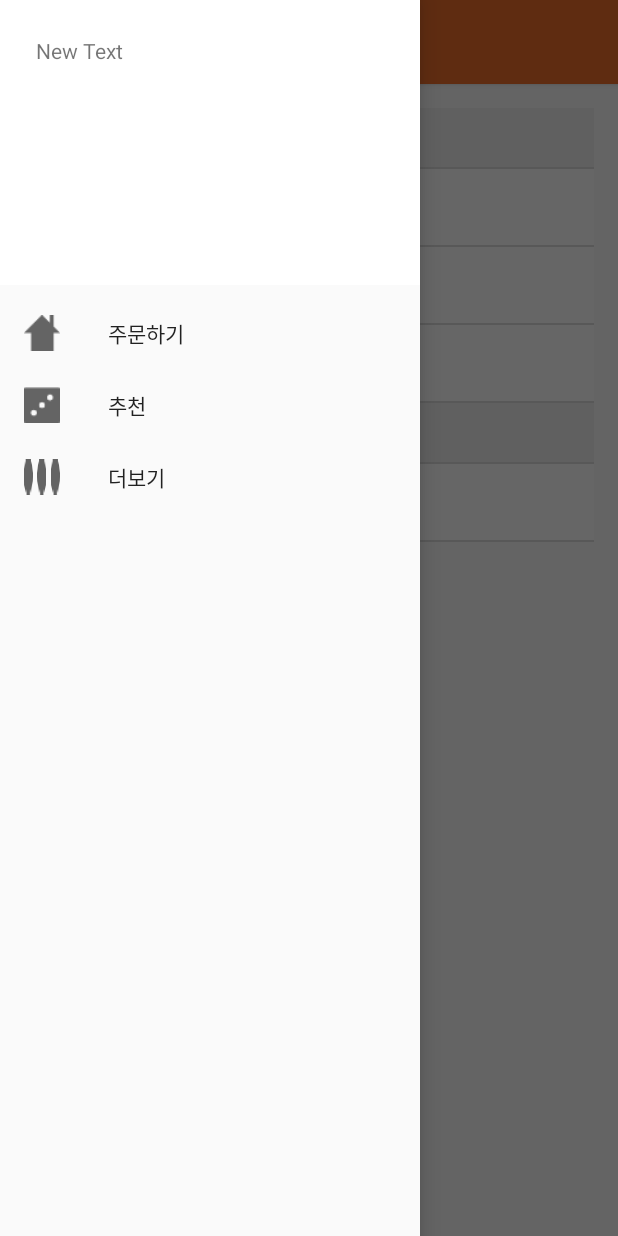
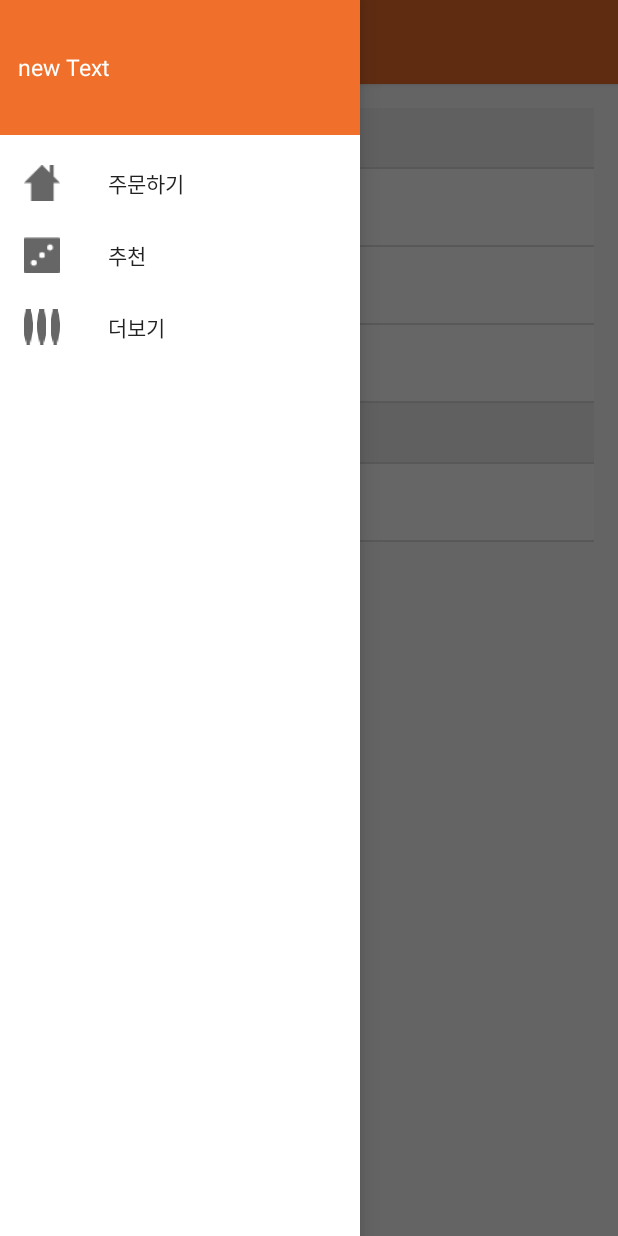
Before and after one commit to Carrot-Drone/Android-App-For-User, an Android app: the SeeMoreActivity screen opened directly, with no data from a screen before it, with the side drawer open, on a phone screen of 412 x 824 dp. Run offline under Robolectric (Android 15) with nearby library versions, the phone set to English and light mode, and no system bars; Roboto replaces fonts that are not available here; 1 statement that could not run was skipped.

Commit message:
added toolbar in MenuActivity and modified navigationView

```diff
--- a/app/src/main/java/com/lchpatners/shadal/MenuListActivity.java
+++ b/app/src/main/java/com/lchpatners/shadal/MenuListActivity.java
@@ -17,6 +17,7 @@ import android.view.animation.Animation;
 import android.view.animation.RotateAnimation;
 import android.widget.ListView;
 import android.widget.TextView;
+import android.support.v7.widget.Toolbar;
 
 import java.util.ArrayList;
 
@@ -39,12 +40,14 @@ public class MenuListActivity extends ActionBarActivity {
      */
     // ALERT: this is android.view.Menu, not com.lchpartners.shadal.Menu
     private Menu menu;
+    private Toolbar toolbar;
 
     @Override
     protected void onCreate(Bundle savedInstanceState) {
         super.onCreate(savedInstanceState);
         setContentView(R.layout.activity_menu_list);
 
+        toolbar = (Toolbar) findViewById(R.id.tool_bar);
         Intent intent = getIntent();
         restaurant = intent.getParcelableExtra("RESTAURANT");
 
@@ -137,7 +140,8 @@ public class MenuListActivity extends ActionBarActivity {
             DatabaseHelper helper = DatabaseHelper.getInstance(this);
             restaurant = helper.getRestaurantFromId(restaurant.getId());
 
-            getSupportActionBar().setTitle(restaurant.getName());
+            toolbar.setTitle(restaurant.getName());
+            setSupportActionBar(toolbar);
 
             final Server server = new Server(this);
             server.updateRestaurant(restaurant.getServerId(), restaurant.getUpdatedTime(), this);
--- a/app/src/main/java/com/lchpatners/shadal/Preferences.java
+++ b/app/src/main/java/com/lchpatners/shadal/Preferences.java
@@ -66,6 +66,10 @@ public class Preferences {
         return settings.getString("EMAIL", "campusdal@gmail.com");
     }
 
+    public static String getCampusKoreanName(Context context) {
+        SharedPreferences settings = context.getSharedPreferences(PREFS_NAME, 0);
+        return settings.getString("CAMPUS_KOR", null);
+    }
     public static String getCampusKoreanShortName(Context context) {
         SharedPreferences settings = context.getSharedPreferences(PREFS_NAME, 0);
         return settings.getString("CAMPUS_KOR_SHORT", null);
--- a/app/src/main/java/com/lchpatners/shadal/SeeMoreActivity.java
+++ b/app/src/main/java/com/lchpatners/shadal/SeeMoreActivity.java
@@ -22,6 +22,7 @@ public class SeeMoreActivity extends ActionBarActivity {
     ActionBarDrawerToggle drawerToggle;
     Toolbar toolbar;
     String mTitle;
+    TextView drawerTitle;
     @Override
     protected void onCreate(Bundle savedInstanceState) {
         super.onCreate(savedInstanceState);
@@ -41,6 +42,8 @@ public class SeeMoreActivity extends ActionBarActivity {
         ab.setHomeAsUpIndicator(R.drawable.ic_drawer);
 
         NavigationView navigationView = (NavigationView) findViewById(R.id.navigation_view);
+        drawerTitle = (TextView) findViewById(R.id.drawer_title);
+        drawerTitle.setText(Preferences.getCampusKoreanName(this));
 
         navigationView.setNavigationItemSelectedListener(new NavigationView.OnNavigationItemSelectedListener() {
             @Override
@@ -56,6 +59,7 @@ public class SeeMoreActivity extends ActionBarActivity {
                 switch (menuItem.getItemId()) {
                     case R.id.drawer_item_1:
                         Intent intent = new Intent(SeeMoreActivity.this, MainActivity.class);
+                        intent.addFlags(Intent.FLAG_ACTIVITY_CLEAR_TOP);
                         startActivity(intent);
                         return true;
                     case R.id.drawer_item_2:
--- a/app/src/main/res/layout/activity_see_more.xml
+++ b/app/src/main/res/layout/activity_see_more.xml
@@ -31,13 +31,9 @@
 
     </LinearLayout>
 
-    <android.support.design.widget.NavigationView
+    <include
         android:id="@+id/navigation_view"
-        android:layout_width="wrap_content"
-        android:layout_height="match_parent"
-        android:layout_gravity="start"
-        app:headerLayout="@layout/header"
-        app:menu="@menu/menu_drawer"
+        layout="@layout/navigation_view"
         />
 
 </android.support.v4.widget.DrawerLayout>
--- a/app/src/main/res/layout/header.xml
+++ b/app/src/main/res/layout/header.xml
@@ -1,18 +1,19 @@
 <?xml version="1.0" encoding="utf-8"?>
 <RelativeLayout xmlns:android="http://schemas.android.com/apk/res/android"
                 android:layout_width="match_parent"
-                android:layout_height="190dp"
-                android:background="@color/white100"
-                android:orientation="vertical">
-
+                android:layout_height="90dp"
+                android:background="@color/primary"
+                android:clickable="false">
 
     <TextView
-        android:id="@+id/textView"
         android:layout_width="wrap_content"
         android:layout_height="wrap_content"
-        android:layout_alignParentLeft="true"
-        android:layout_alignParentStart="true"
-        android:layout_alignParentTop="true"
-        android:layout_margin="24dp"
-        android:text="New Text"/>
+        android:text="new Text"
+        android:id="@+id/drawer_title"
+        android:textSize="15dp"
+        android:layout_centerVertical="true"
+        android:layout_marginTop="15dp"
+        android:layout_marginLeft="12dp"
+        android:textColor="@color/white100"/>
+
 </RelativeLayout>
--- /dev/null
+++ b/app/src/main/res/layout/navigation_view.xml
@@ -0,0 +1,12 @@
+<?xml version="1.0" encoding="utf-8"?>
+<android.support.design.widget.NavigationView
+    android:id="@+id/navigation_view"
+    xmlns:android="http://schemas.android.com/apk/res/android"
+    xmlns:app="http://schemas.android.com/apk/res-auto"
+    android:layout_width="240dp"
+    android:layout_height="match_parent"
+    android:layout_gravity="start"
+    android:background="@color/white100"
+    app:headerLayout="@layout/header"
+    app:menu="@menu/menu_drawer"
+    app:theme="@style/AlertDialog.AppCompat.Light"/>
--- a/app/src/main/res/menu/menu_drawer.xml
+++ b/app/src/main/res/menu/menu_drawer.xml
@@ -1,7 +1,8 @@
 <?xml version="1.0" encoding="utf-8"?>
 <menu xmlns:android="http://schemas.android.com/apk/res/android"
+
     >
-
+<group android:checkableBehavior="single">
     <item
         android:id="@+id/drawer_item_1"
         android:icon="@drawable/tab_main_selected"
@@ -14,5 +15,5 @@
         android:id="@+id/drawer_item_3"
         android:icon="@drawable/tab_more_selected"
         android:title="더보기"/>
-
+</group>
 </menu>
```
Also changed, not shown: app/src/main/java/com/lchpatners/shadal/MainActivity.java (+9 -1 lines), app/src/main/res/layout/activity_main.xml (+8 -7 lines), app/src/main/res/layout/activity_menu_list.xml (+7 -0 lines).
